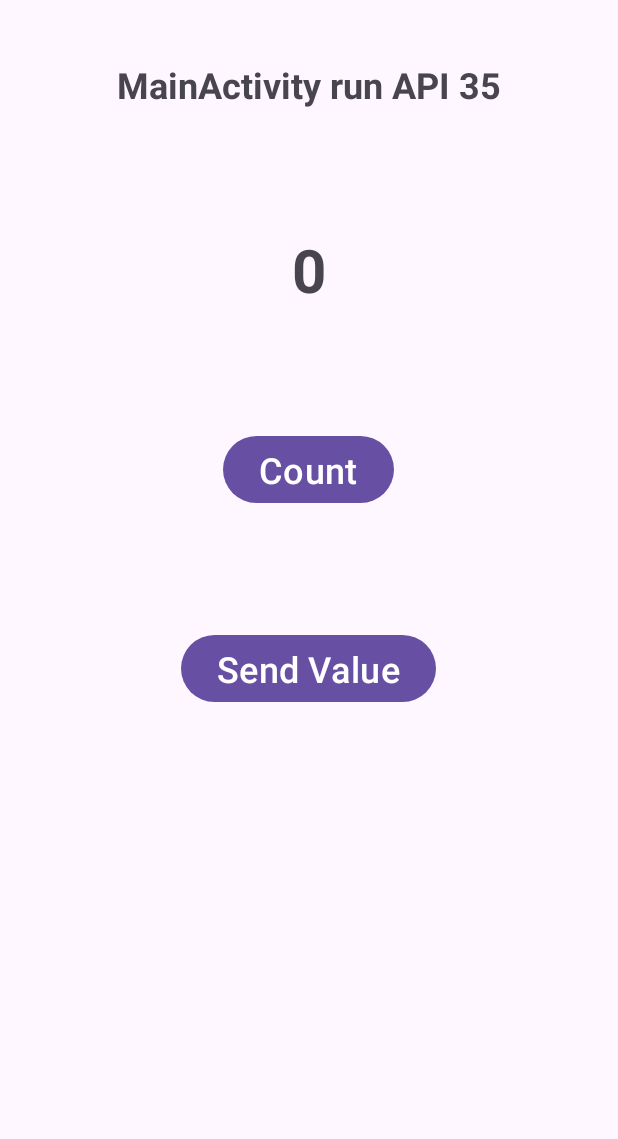
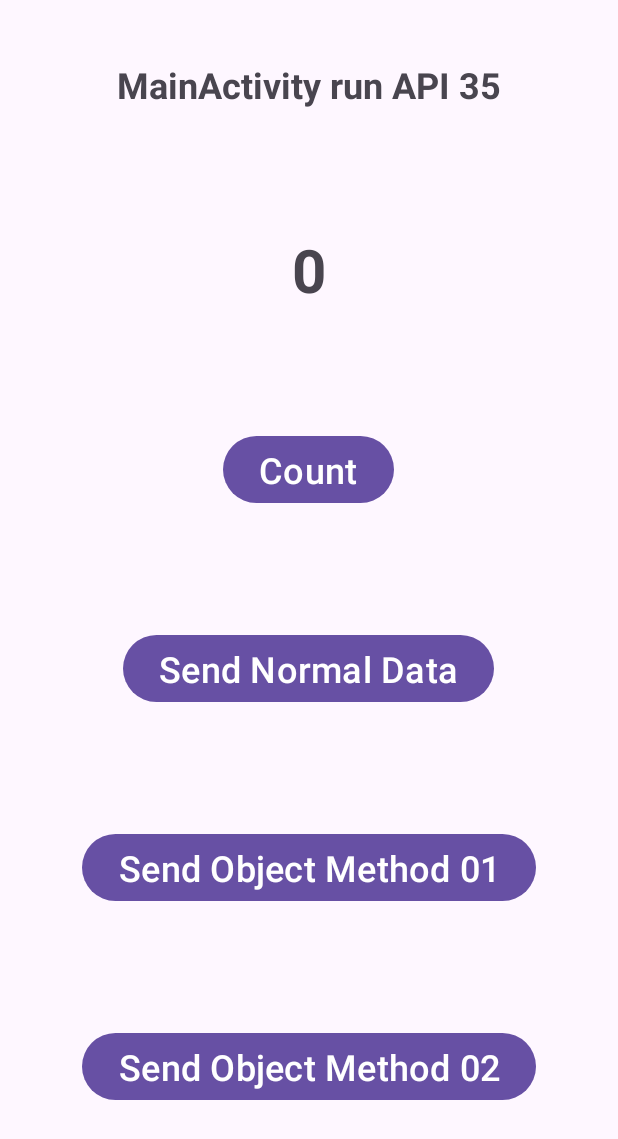
Before and after one commit to NguyenCoderVN/ActivityBasic, an Android app: the screen it shows after launch (MainActivity), on a phone screen of 412 x 824 dp. Shown: the top 1139 px of the screen. Run offline under Robolectric (Android 15) with nearby library versions, the phone set to English and light mode, and no system bars; our stand-ins replace Timber.

Commit message:
Transfer Data between Activities Start

```diff
--- a/app/src/main/java/com/nguyencodervn/klad_activitybasic/MainActivity.kt
+++ b/app/src/main/java/com/nguyencodervn/klad_activitybasic/MainActivity.kt
@@ -19,7 +19,6 @@ class MainActivity : AppCompatActivity() {
     override fun onCreate(savedInstanceState: Bundle?) {
         super.onCreate(savedInstanceState)
         setContentView(R.layout.activity_main)
-
         initId()
         setupEven()
     }
@@ -38,6 +37,7 @@ class MainActivity : AppCompatActivity() {
     }
 
     companion object {
+        const val KEY_KIND = "KEY_KIND"
         const val KEY_ACTIVITY = "KEY_ACTIVITY"
         const val KEY_COUNT = "KEY_COUNT"
         const val KEY_OBJECT = "KEY_OBJECT"
@@ -45,7 +45,10 @@ class MainActivity : AppCompatActivity() {
 
     @SuppressLint("SetTextI18n")
     private fun initId() {
-        sendBt = findViewById(R.id.sendBt)
+        sendBt = findViewById(R.id.sendNormalBt)
+        sendBt = findViewById(R.id.sendObj01Bt)
+        sendBt = findViewById(R.id.sendObj02Bt)
+        sendBt = findViewById(R.id.sendBundleBt)
         countBt = findViewById(R.id.countBt)
 
         mainTv = findViewById(R.id.mainTv)
--- a/app/src/main/java/com/nguyencodervn/klad_activitybasic/Transfer.kt
+++ b/app/src/main/java/com/nguyencodervn/klad_activitybasic/Transfer.kt
@@ -1,6 +1,11 @@
 package com.nguyencodervn.klad_activitybasic
 
-data class Transfer (
+data class Transfer01 (
     val language : String,
     val api : Int,
 )
+
+data class Transfer02 (
+    val language : String,
+    val api : Int,
+)
--- a/app/src/main/res/layout/activity_main.xml
+++ b/app/src/main/res/layout/activity_main.xml
@@ -34,11 +34,35 @@
         android:textSize="24sp" />
 
     <Button
-        android:id="@+id/sendBt"
+        android:id="@+id/sendNormalBt"
         android:layout_width="wrap_content"
         android:layout_height="wrap_content"
         android:layout_margin="40dp"
-        android:text="Send Value"
+        android:text="Send Normal Data"
+        android:textSize="24sp" />
+
+    <Button
+        android:id="@+id/sendObj01Bt"
+        android:layout_width="wrap_content"
+        android:layout_height="wrap_content"
+        android:layout_margin="40dp"
+        android:text="Send Object Method 01"
+        android:textSize="24sp" />
+
+    <Button
+        android:id="@+id/sendObj02Bt"
+        android:layout_width="wrap_content"
+        android:layout_height="wrap_content"
+        android:layout_margin="40dp"
+        android:text="Send Object Method 02"
+        android:textSize="24sp" />
+
+    <Button
+        android:id="@+id/sendBundleBt"
+        android:layout_width="wrap_content"
+        android:layout_height="wrap_content"
+        android:layout_margin="40dp"
+        android:text="Send Bundle Data"
         android:textSize="24sp" />
 
 </LinearLayout>
```
